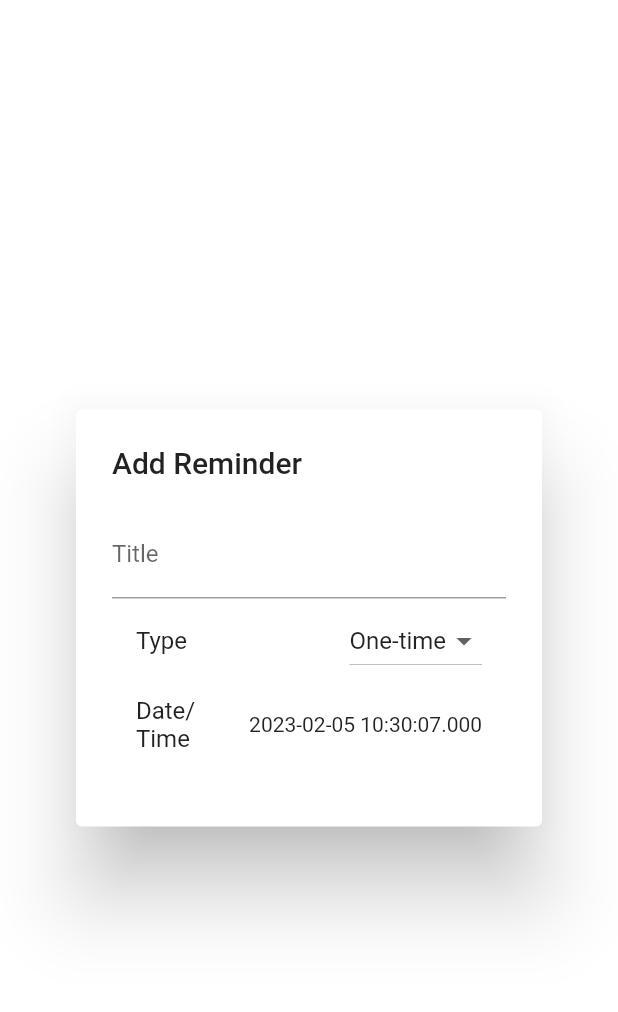
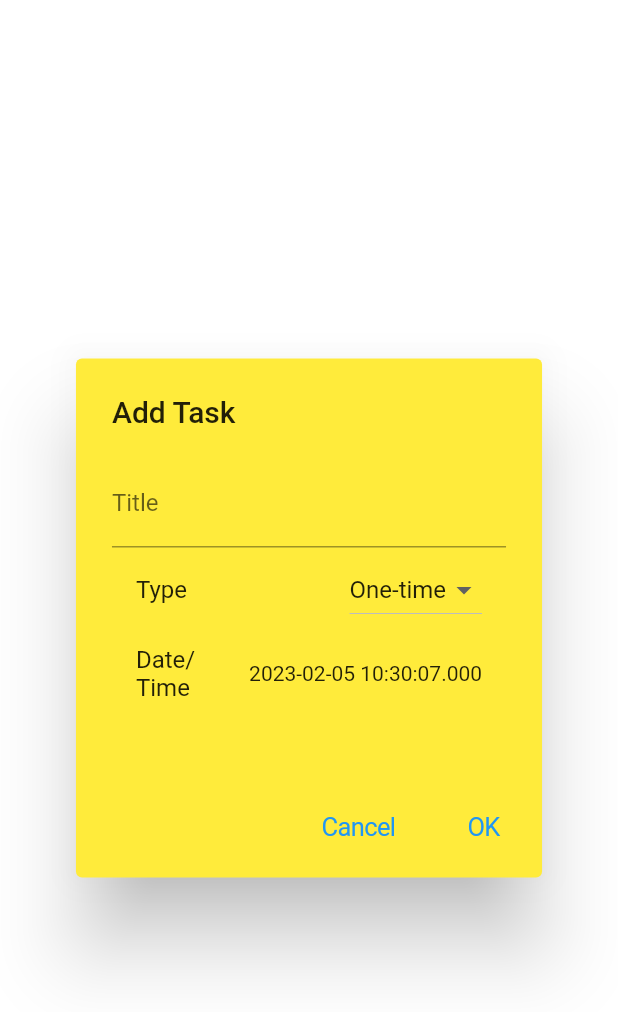
Before and after one commit to ingangi/simpletimer, a Flutter app: the AddTaskDialog screen opened by its route, on a phone screen of 412 x 824 dp. Shown: the top 1012 px of the screen. Run offline on Flutter 3.47's test engine with Material 2 defaults, Android fonts, the phone set to English and light mode, and no system bars; our stand-ins replace flutter_local_notifications, getwidget; missing offline and left inert: window_manager; statements that could not run were skipped.

Commit message:
fix chatgpt's code

```diff
--- a/lib/add_task.dart
+++ b/lib/add_task.dart
@@ -1,4 +1,5 @@
 import 'package:flutter/material.dart';
+import 'package:flutter/cupertino.dart';
 
 class AddTaskDialog extends StatefulWidget {
   const AddTaskDialog({super.key});
@@ -13,10 +14,25 @@ class _AddTaskDialogState extends State<AddTaskDialog> {
   DateTime _dateTime = DateTime.now();
   int _type = 0;
 
+  // set up the buttons
+  Widget cancelButton = CupertinoButton(
+    child: const Text("Cancel"),
+    onPressed: () {
+      // Navigator.of(context).pop();
+    },
+  );
+  Widget continueButton = CupertinoButton(
+    child: const Text("OK"),
+    onPressed: () {
+      // Do something
+    },
+  );
+
   @override
   Widget build(BuildContext context) {
     return AlertDialog(
-        title: const Text("Add Reminder"),
+      title: const Text("Add Task"),
+      backgroundColor: Colors.yellow,
       content: Form(
         key: _formKey,
         child: Column(mainAxisSize: MainAxisSize.min, children: <Widget>[
@@ -80,10 +96,15 @@ class _AddTaskDialogState extends State<AddTaskDialog> {
           //   onPressed: () {
           //     // if (_formKey.currentState.validate()) {
           //     //   final title = _titleController.text;
-            //     //   final reminder = Reminder(
+          //     //   final reminder = Task(
           //   },
           // ),
         ]),
-        ));
+      ),
+      actions: [
+        cancelButton,
+        continueButton,
+      ],
+    );
   }
 }
--- a/lib/main.dart
+++ b/lib/main.dart
@@ -119,6 +119,7 @@ class _MainState extends State<MainPage> with WindowListener {
     print("_MainState build with routerParam: ${routerParam}");
     return Scaffold(
       appBar: AppBar(title: const Text('Main')),
+      // backgroundColor: Colors.yellow,
       body: SingleChildScrollView(
         child: Column(children: [
           Column(children: getTaskList()),
```
Lines whose indentation alone changed are shown as unchanged.
